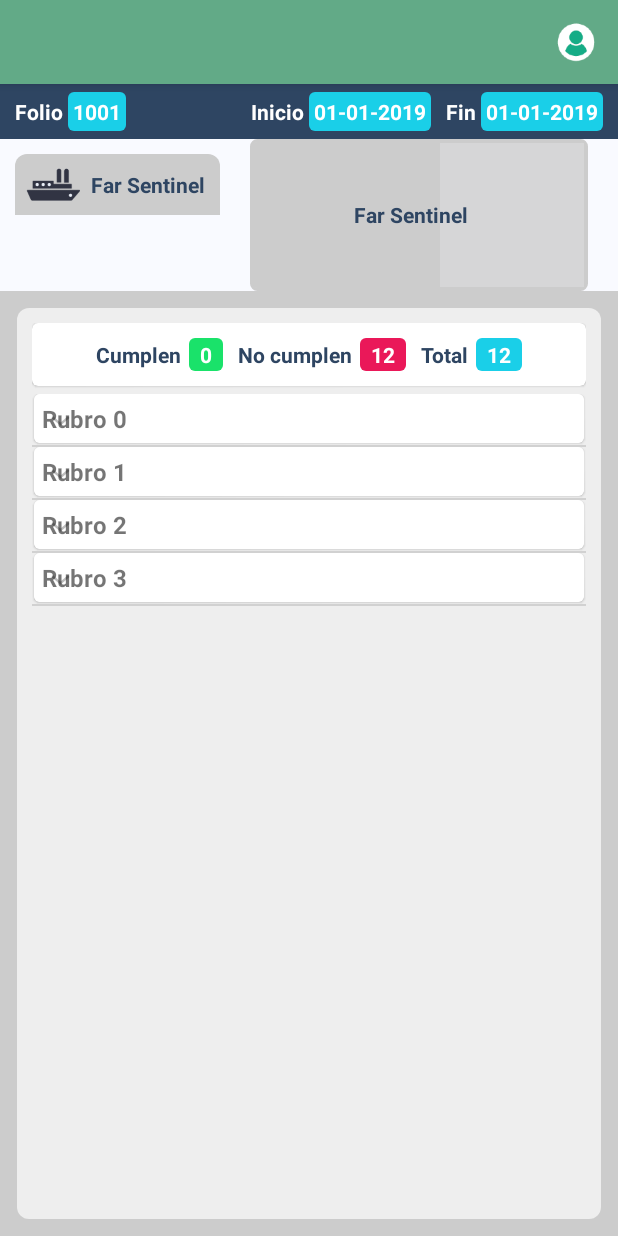
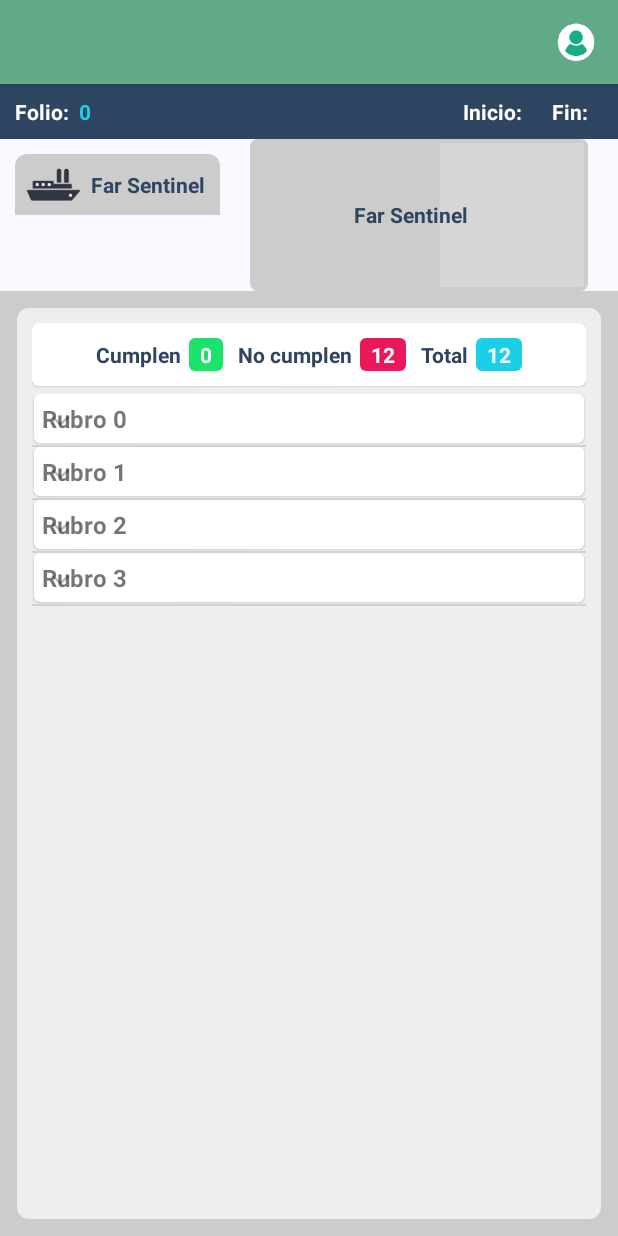
Before and after one commit to GSSistemasAuditoria/Typhoon, an Android app: the ChecklistBarcos screen opened directly, with no data from a screen before it, on a phone screen of 412 x 824 dp. Run offline under Robolectric (Android 15) with nearby library versions, the phone set to English and light mode, and no system bars; plain views replace ExpandablePlaceHolderView; 1 statement that could not run was skipped.

Commit message:
- Adecuaciones en checklist

```diff
--- a/app/src/main/java/com/elektra/typhoon/checklist/ChecklistBarcos.java
+++ b/app/src/main/java/com/elektra/typhoon/checklist/ChecklistBarcos.java
@@ -38,18 +38,36 @@ public class ChecklistBarcos extends AppCompatActivity{
     private List<Barco> listBarcos;
     private ExpandableListView expandableListView;
     private AdapterExpandableChecklist adapterExpandableChecklist;
+    private int folio;
+    private String fechaInicio;
+    private String fechaFin;
+    private TextView textViewValorTotal;
+    private TextView textViewCumplenValor;
+    private TextView textViewNoCumplenValor;
 
     @Override
     protected void onCreate(@Nullable Bundle savedInstanceState) {
         super.onCreate(savedInstanceState);
         setContentView(R.layout.checklist_layout);
 
+        folio = getIntent().getIntExtra("folio",0);
+        fechaInicio = getIntent().getStringExtra("fechaInicio");
+        fechaFin = getIntent().getStringExtra("fechaFin");
+
         Spinner spinnerBarco = (Spinner) findViewById(R.id.spinnerBarcos);
         textViewNombreBarco = (TextView) findViewById(R.id.textViewNombreBarco);
         expandableListView = (ExpandableListView) findViewById(R.id.expandableListViewChecklist);
-        TextView textViewValorTotal = findViewById(R.id.textViewValorTotal);
-        TextView textViewCumplenValor = findViewById(R.id.textViewCumplenValor);
-        TextView textViewNoCumplenValor = findViewById(R.id.textViewNoCumplenValor);
+        textViewValorTotal = findViewById(R.id.textViewValorTotal);
+        textViewCumplenValor = findViewById(R.id.textViewCumplenValor);
+        textViewNoCumplenValor = findViewById(R.id.textViewNoCumplenValor);
+
+        TextView textViewFolio = findViewById(R.id.textViewFolio);
+        TextView textViewFechaInicio = findViewById(R.id.textViewFechaInicio);
+        TextView textViewFechaFin = findViewById(R.id.textViewFechaFin);
+
+        textViewFolio.setText("" + folio);
+        textViewFechaInicio.setText(fechaSinHoras(fechaInicio));
+        textViewFechaFin.setText(fechaSinHoras(fechaFin));//*/
 
         listBarcos = new ArrayList<>();
         listBarcos.add(new Barco(1,"Far Sentinel"));
@@ -60,11 +78,20 @@ public class ChecklistBarcos extends AppCompatActivity{
                 .setGuidelines(CropImageView.Guidelines.ON)
                 .start(this);//*/
 
-        List<Rubro> listRubros2 = new ArrayList<>();
-        List<Pregunta> listPreguntas = new ArrayList<>();
-        listPreguntas.add(new Pregunta());
-        listPreguntas.add(new Pregunta());
-        listPreguntas.add(new Pregunta());
+        for(Barco barco:listBarcos){
+            List<Rubro> listRubros2 = new ArrayList<>();
+            listRubros2.add(new Rubro());
+            listRubros2.add(new Rubro());
+            listRubros2.add(new Rubro());
+            listRubros2.add(new Rubro());
+
+            for(Rubro rubro:listRubros2){
+                rubro.setListPreguntas(getPreguntas());
+            }
+            barco.setListRubros(listRubros2);
+        }
+
+        /*List<Rubro> listRubros2 = new ArrayList<>();
         listRubros2.add(new Rubro());
         listRubros2.add(new Rubro());
         listRubros2.add(new Rubro());
@@ -86,7 +113,7 @@ public class ChecklistBarcos extends AppCompatActivity{
 
         adapterExpandableChecklist = new AdapterExpandableChecklist(listRubros2,ChecklistBarcos.this,
                 textViewCumplenValor,textViewNoCumplenValor);
-        expandableListView.setAdapter(adapterExpandableChecklist);
+        expandableListView.setAdapter(adapterExpandableChecklist);//*/
 
         SpinnerBarcosAdapter spinnerBarcosAdapter = new SpinnerBarcosAdapter(ChecklistBarcos.this,R.layout.item_spinner_layout,listBarcos);
         spinnerBarco.setAdapter(spinnerBarcosAdapter);
@@ -95,10 +122,39 @@ public class ChecklistBarcos extends AppCompatActivity{
             @Override
             public void onItemSelected(AdapterView<?> adapterView, View view, int i, long l) {
                 if(listBarcos.size() != 0) {
-                    String nombre = listBarcos.get(i).getNombre();
+                    Barco barco = listBarcos.get(i);
+                    String nombre = barco.getNombre();
                     if (nombre != null) {
                         textViewNombreBarco.setText(nombre);
                     }
+
+                    int numeroPreguntas = 0;
+                    for(Rubro rubro:barco.getListRubros()){
+                        if(rubro.getListPreguntas() != null) {
+                            numeroPreguntas += rubro.getListPreguntas().size();
+                        }
+                    }
+
+                    textViewValorTotal.setText(String.valueOf(numeroPreguntas));
+                    textViewNoCumplenValor.setText(String.valueOf(numeroPreguntas));
+
+                    int cumple = 0;
+                    int noCumple = 0;
+                    for(Rubro rubro:listBarcos.get(i).getListRubros()){
+                        for(Pregunta pregunta:rubro.getListPreguntas()){
+                            if(pregunta.isCumple()){
+                                cumple++;
+                            }else{
+                                noCumple++;
+                            }
+                        }
+                    }
+                    textViewCumplenValor.setText(String.valueOf(cumple));
+                    textViewNoCumplenValor.setText(String.valueOf(noCumple));
+
+                    adapterExpandableChecklist = new AdapterExpandableChecklist(barco.getListRubros(),ChecklistBarcos.this,
+                            textViewCumplenValor,textViewNoCumplenValor);
+                    expandableListView.setAdapter(adapterExpandableChecklist);
                 }
             }
 
@@ -107,6 +163,15 @@ public class ChecklistBarcos extends AppCompatActivity{
 
             }
         });
+    }
+
+    private String fechaSinHoras(String fecha){
+        if(fecha.contains(" ")){
+            String[] temp = fecha.split(" ");
+            return temp[0];
+        }else{
+            return fecha;
+        }
     }
 
     public List<Pregunta> getPreguntas(){
--- a/app/src/main/java/com/elektra/typhoon/constants/Constants.java
+++ b/app/src/main/java/com/elektra/typhoon/constants/Constants.java
@@ -12,7 +12,8 @@ import android.os.Environment;
 public class Constants {
 
     //url del servicio
-    public static String URL_PUBLIC = "http://10.89.69.112/TyphoonService/TyphoonService.svc/";
+    //public static String URL_PUBLIC = "http://10.89.69.112/TyphoonService/TyphoonService.svc/";
+    public static String URL_PUBLIC = "http://www.auditoriags.com/TyphoonService/TyphoonService.svc/";
 
     //**********************************************************************************************
     public static String DB_NAME = "TyphoonDB";
@@ -22,6 +23,7 @@ public class Constants {
 
     //**********************************************************************************************
     public static String EMAIL_REGEX = "^[_a-z0-9-]+(\\.[_a-z0-9-]+)*@[a-z0-9-]+(\\.[a-z0-9-]+)*(\\.[a-z]{2,4})$";
+    public static String DATE_FORMAT_FULL = "yyyy-MM-dd HH:mm:ss.SSS";
 
     //**********************************************************************************************
     public final static String PATH = Environment.getExternalStorageDirectory().getPath() + "/Typhoon/";
--- a/app/src/main/java/com/elektra/typhoon/objetos/response/Barco.java
+++ b/app/src/main/java/com/elektra/typhoon/objetos/response/Barco.java
@@ -2,6 +2,8 @@ package com.elektra.typhoon.objetos.response;
 
 import com.google.gson.annotations.Expose;
 import com.google.gson.annotations.SerializedName;
+
+import java.util.List;
 
 /**
  * Proyecto: TYPHOON
@@ -19,6 +21,8 @@ public class Barco {
     @SerializedName("NOMBRE")
     @Expose
     private String nombre;
+
+    private List<Rubro> listRubros;
 
     public int getIdBarco() {
         return idBarco;
@@ -44,4 +48,12 @@ public class Barco {
     public void setNombre(String nombre) {
         this.nombre = nombre;
     }
+
+    public List<Rubro> getListRubros() {
+        return listRubros;
+    }
+
+    public void setListRubros(List<Rubro> listRubros) {
+        this.listRubros = listRubros;
+    }
 }
--- a/app/src/main/res/drawable/drawable_editext_busqueda.xml
+++ b/app/src/main/res/drawable/drawable_editext_busqueda.xml
@@ -1,7 +1,7 @@
 <?xml version="1.0" encoding="utf-8"?>
 <shape xmlns:android="http://schemas.android.com/apk/res/android"
     android:shape="rectangle" >
-    <solid android:color="@color/grisClaro"/>
+    <solid android:color="@color/grisMedio"/>
     <corners
         android:bottomRightRadius="10dp"
         android:bottomLeftRadius="10dp"
--- a/app/src/main/res/layout/checklist_layout.xml
+++ b/app/src/main/res/layout/checklist_layout.xml
@@ -28,10 +28,10 @@
                 android:text="@string/folio_tag"/>
 
             <TextView
+                android:id="@+id/textViewFolio"
                 android:layout_width="wrap_content"
                 android:layout_height="wrap_content"
-                android:background="@drawable/drawable_back_textview"
-                android:textColor="@color/blanco"
+                android:textColor="@color/azulClaro"
                 android:padding="3dp"
                 android:textStyle="bold"
                 android:text="1001"/>
@@ -53,14 +53,14 @@
                 android:text="@string/inicio_tag"/>
 
             <TextView
+                android:id="@+id/textViewFechaInicio"
                 android:layout_width="wrap_content"
                 android:layout_height="wrap_content"
                 android:layout_marginEnd="10dp"
-                android:background="@drawable/drawable_back_textview"
                 android:padding="3dp"
                 android:text="01-01-2019"
                 android:textStyle="bold"
-                android:textColor="@color/blanco" />
+                android:textColor="@color/azulClaro" />
 
             <TextView
                 android:layout_width="wrap_content"
@@ -71,10 +71,10 @@
                 android:text="@string/fin_tag"/>
 
             <TextView
+                android:id="@+id/textViewFechaFin"
                 android:layout_width="wrap_content"
                 android:layout_height="wrap_content"
-                android:textColor="@color/blanco"
-                android:background="@drawable/drawable_back_textview"
+                android:textColor="@color/azulClaro"
                 android:padding="3dp"
                 android:textStyle="bold"
                 android:text="01-01-2019"/>
--- a/app/src/main/res/values/strings.xml
+++ b/app/src/main/res/values/strings.xml
@@ -16,13 +16,18 @@
     <string name="folios">Folios</string>
     <string name="enviar">Enviar</string>
     <string name="iniciarSesion">Iniciar sesión</string>
-    <string name="folio_tag">Folio</string>
-    <string name="inicio_tag">Inicio</string>
-    <string name="fin_tag">Fin</string>
+    <string name="folio_tag">Folio:</string>
+    <string name="inicio_tag">Inicio:</string>
+    <string name="fin_tag">Fin:</string>
     <string name="titulo_rubro_tag">Rubro</string>
     <string name="cumplen_tag">Cumplen</string>
     <string name="no_cumplen_tag">No cumplen</string>
     <string name="total_tag">Total</string>
     <string name="aplica_tag">Aplica</string>
     <string name="no_aplica_tag">No aplica</string>
+    <string name="anio_tag">Año</string>
+    <string name="mes_tag">Mes</string>
+    <string name="buscar_folio_hint">Buscar folio</string>
+    <string name="buscar_tag">Buscar</string>
+    <string name="agregar_evidencias_tag">Agregar evidencias</string>
 </resources>
```
Also changed, not shown: app/src/main/java/com/elektra/typhoon/adapters/AdapterRecycleViewPreguntas.java (+23 -5 lines), app/src/main/java/com/elektra/typhoon/adapters/AdapterRecyclerViewCartera.java (+8 -3 lines), app/src/main/java/com/elektra/typhoon/adapters/SpinnerAdapter.java (added, +60 -0 lines), app/src/main/java/com/elektra/typhoon/carteraFolios/CarteraFolios.java (+76 -0 lines), app/src/main/java/com/elektra/typhoon/objetos/ItemCatalogo.java (+28 -0 lines), app/src/main/java/com/elektra/typhoon/utils/Utils.java (+44 -0 lines), app/src/main/res/drawable/drawable_back_folio_azul.xml (added, +9 -0 lines), app/src/main/res/drawable/drawable_back_folio_blanco.xml (added, +9 -0 lines), app/src/main/res/layout/activity_cartera_folios.xml (+33 -19 lines), app/src/main/res/layout/item_checklist_layout.xml (+6 -3 lines), app/src/main/res/layout/item_recycler_view_cartera.xml (+60 -29 lines).
